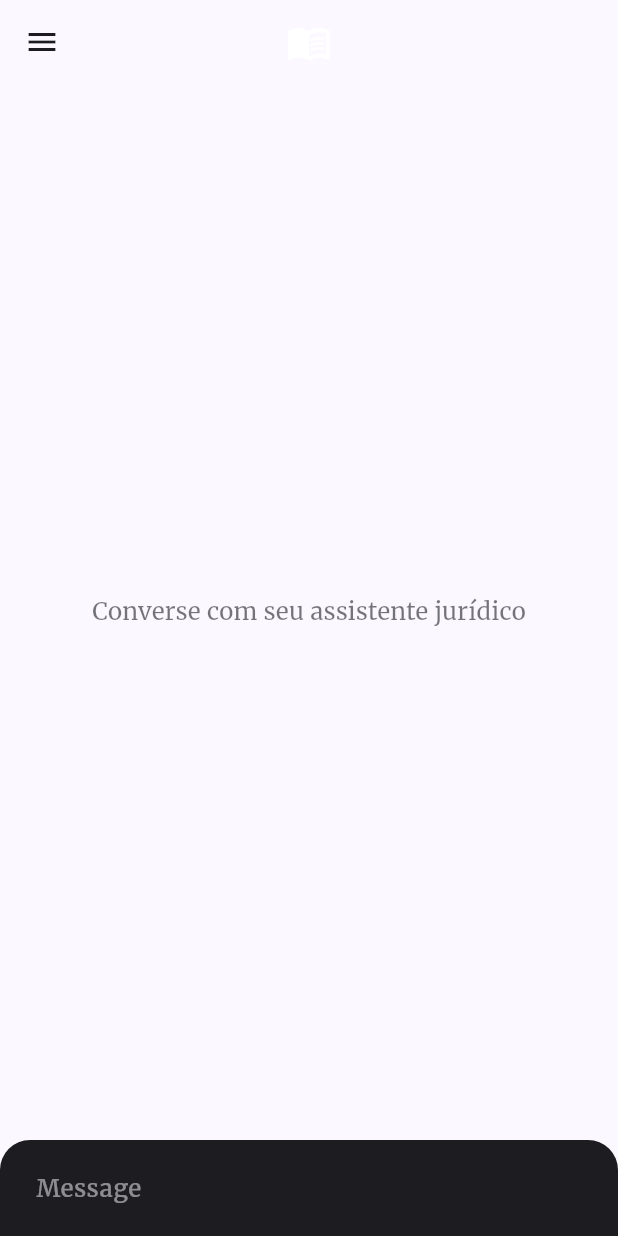
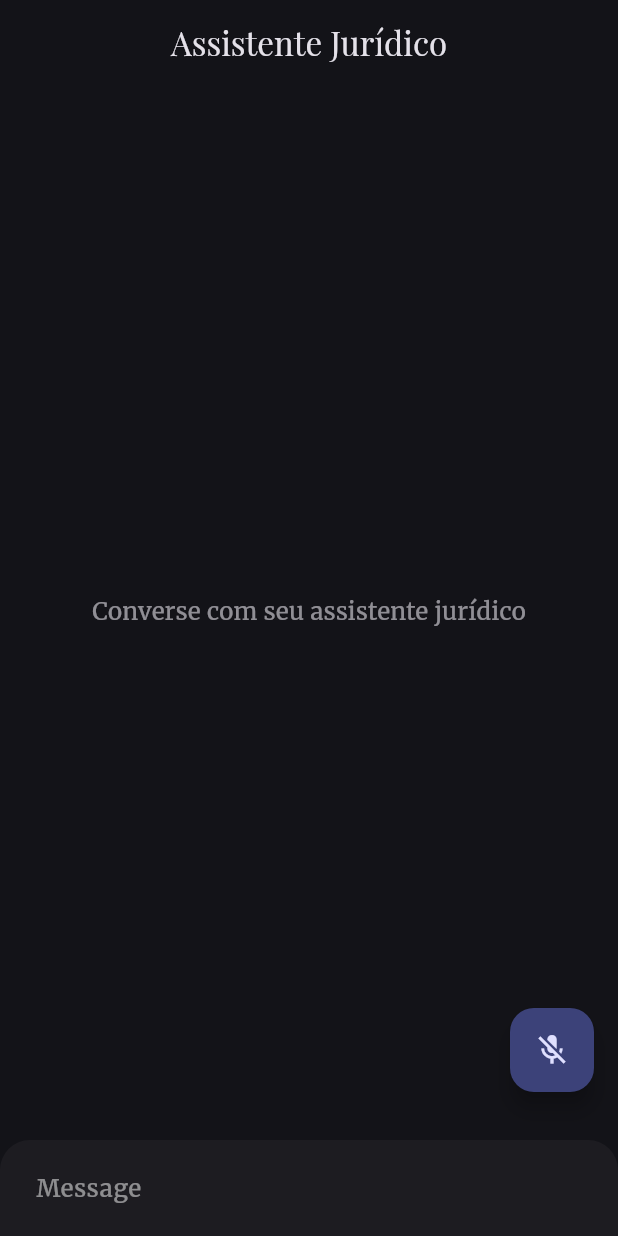
Before and after one commit to edgargavioli/aplicativo_juridico, a Flutter app: the screen it shows after launch, on a phone screen of 412 x 824 dp. Run offline on Flutter 3.47's test engine with Material 3 defaults, Android fonts, the phone set to English and light mode, and no system bars; our stand-ins replace flutter_chat_types, flutter_chat_ui, flutter_dotenv, flutter_tts, google_fonts, google_generative_ai and 1 more.

Commit message:
adiciona o resto

```diff
--- a/lib/main.dart
+++ b/lib/main.dart
@@ -1,4 +1,3 @@
-import 'package:assistente_juridico/presentation/archiveexplication.dart';
 import 'package:assistente_juridico/presentation/homepage.dart';
 import 'package:flutter/material.dart';
 import 'util.dart';
@@ -13,7 +12,6 @@ class MyApp extends StatelessWidget {
 
   @override
   Widget build(BuildContext context) {
-    final brightness = View.of(context).platformDispatcher.platformBrightness;
     TextTheme textTheme = createTextTheme(
       context,
       "Merriweather",
@@ -24,12 +22,9 @@ class MyApp extends StatelessWidget {
     return MaterialApp(
       title: 'Assistente Juridico',
       debugShowCheckedModeBanner: false,
-      theme: brightness == Brightness.light ? theme.light() : theme.dark(),
+      theme: theme.dark(),
       initialRoute: '/',
-      routes: {
-        '/': (context) => const HomePage(),
-        '/scan': (context) => ArchiveExplicationScreen(),
-      },
+      routes: {'/': (context) => const HomePage()},
     );
   }
 }
--- a/lib/presentation/homepage.dart
+++ b/lib/presentation/homepage.dart
@@ -2,6 +2,9 @@ import 'package:assistente_juridico/service/getGeminiMessage.dart';
 import 'package:flutter/material.dart';
 import 'package:flutter_chat_ui/flutter_chat_ui.dart';
 import 'package:flutter_chat_types/flutter_chat_types.dart' as types;
+import 'package:speech_to_text/speech_recognition_result.dart';
+import 'package:speech_to_text/speech_to_text.dart';
+import 'package:flutter_tts/flutter_tts.dart';
 
 class HomePage extends StatefulWidget {
   const HomePage({super.key});
@@ -15,14 +18,76 @@ class _HomePageState extends State<HomePage> {
   final TextEditingController _controller = TextEditingController();
   final types.User _user = types.User(id: 'user');
   final types.User _bot = types.User(id: 'bot');
+  final SpeechToText _speech = SpeechToText();
+  final FlutterTts _flutterTts = FlutterTts();
+  bool _isSpeaking = false;
+  String _text = '';
+
+  @override
+  void initState() {
+    super.initState();
+    _initSpeech();
+    _initTts();
+  }
+
+  void _initSpeech() async {
+    await _speech.initialize();
+    setState(() {});
+  }
+
+  void _initTts() {
+    _flutterTts.setLanguage("pt-BR");
+    _flutterTts.setSpeechRate(1.5);
+    _flutterTts.setPitch(1.0);
+  }
+
+  void _readMessage(String text) async {
+    setState(() {
+      _isSpeaking = true;
+    });
+
+    await _flutterTts.speak(text);
+
+    _flutterTts.setCompletionHandler(() {
+      setState(() {
+        _isSpeaking = false;
+      });
+    });
+  }
+
+  void _stopTts() async {
+    await _flutterTts.stop();
+    setState(() {
+      _isSpeaking = false;
+    });
+  }
+
+  void _startListening() async {
+    await _speech.listen(onResult: _onSpeechResult, localeId: 'pt-BR');
+    setState(() {});
+  }
+
+  void _stopListening() async {
+    await _speech.stop();
+    setState(() {
+      _controller.text = _text;
+      _controller.selection = TextSelection.fromPosition(
+        TextPosition(offset: _controller.text.length),
+      );
+    });
+  }
+
+  void _onSpeechResult(SpeechRecognitionResult result) {
+    setState(() {
+      _text = result.recognizedWords;
+    });
+  }
 
   void _sendMessage(String text) async {
     setState(() {
       _messages.add(
         types.TextMessage(
-          id:
-              DateTime.now().millisecondsSinceEpoch.toString() +
-              (1000 + (1000 * (1 + _messages.length))).toString(),
+          id: DateTime.now().millisecondsSinceEpoch.toString(),
           author: _user,
           createdAt: DateTime.now().millisecondsSinceEpoch,
           text: text,
@@ -35,9 +100,7 @@ class _HomePageState extends State<HomePage> {
     setState(() {
       _messages.add(
         types.TextMessage(
-          id:
-              DateTime.now().millisecondsSinceEpoch.toString() +
-              (1000 + (1000 * (1 + _messages.length))).toString(),
+          id: DateTime.now().millisecondsSinceEpoch.toString(),
           author: _bot,
           createdAt: DateTime.now().millisecondsSinceEpoch,
           text: botResponse ?? 'Erro ao obter resposta',
@@ -53,69 +116,7 @@ class _HomePageState extends State<HomePage> {
     return Scaffold(
       appBar: AppBar(
         centerTitle: true,
-        title: Builder(
-          builder:
-              (context) => Icon(
-                Icons.menu_book,
-                size: 30,
-                color: Theme.of(context).colorScheme.onPrimary,
-              ),
-        ),
-        leading: Builder(
-          builder:
-              (context) => IconButton(
-                icon: const Icon(Icons.menu),
-                onPressed: () {
-                  Scaffold.of(context).openDrawer();
-                },
-              ),
-        ),
-      ),
-      drawer: Drawer(
-        child: ListView(
-          children: [
-            DrawerHeader(
-              decoration: BoxDecoration(
-                color: Theme.of(context).colorScheme.primary,
-              ),
-              child: Column(
-                crossAxisAlignment: CrossAxisAlignment.start,
-                children: [
-                  const Text(
-                    'Assistente Juridico',
-                    style: TextStyle(
-                      color: Colors.white,
-                      fontSize: 24,
-                      fontWeight: FontWeight.bold,
-                    ),
-                  ),
-                  const SizedBox(height: 10),
-                  Text(
-                    'Versão 1.0.0',
-                    style: TextStyle(
-                      color: Colors.white.withOpacity(0.7),
-                      fontSize: 16,
-                    ),
-                  ),
-                ],
-              ),
-            ),
-            ListTile(
-              leading: const Icon(Icons.home),
-              title: const Text('Home'),
-              onTap: () {
-                Navigator.pushNamed(context, '/');
-              },
-            ),
-            ListTile(
-              leading: const Icon(Icons.document_scanner),
-              title: const Text('Escanear Documento'),
-              onTap: () {
-                Navigator.pushNamed(context, '/scan');
-              },
-            ),
-          ],
-        ),
+        title: const Text("Assistente Jurídico"),
       ),
       body: Column(
         children: [
@@ -141,13 +142,40 @@ class _HomePageState extends State<HomePage> {
                 ),
               ),
               messages: _messages.reversed.toList(),
+              onMessageTap: (context, message) {
+                if (message is types.TextMessage) {
+                  _readMessage(message.text);
+                }
+              },
               onSendPressed: (message) => {_sendMessage(message.text)},
               user: _user,
-              inputOptions: InputOptions(textEditingController: _controller),
+              inputOptions: InputOptions(
+                textEditingController: _controller,
+                sendButtonVisibilityMode: SendButtonVisibilityMode.always,
+              ),
             ),
           ),
         ],
       ),
+      floatingActionButton: Padding(
+        padding: const EdgeInsets.only(bottom: 80.0),
+        child:
+            _isSpeaking
+                ? FloatingActionButton(
+                  onPressed: _stopTts,
+                  tooltip: 'Parar fala',
+                  backgroundColor: Theme.of(context).colorScheme.errorContainer,
+                  child: const Icon(Icons.stop),
+                )
+                : FloatingActionButton(
+                  onPressed:
+                      _speech.isNotListening ? _startListening : _stopListening,
+                  tooltip: 'Pressione para falar',
+                  child: Icon(
+                    _speech.isNotListening ? Icons.mic_off : Icons.mic,
+                  ),
+                ),
+      ),
     );
   }
 }
--- a/pubspec.yaml
+++ b/pubspec.yaml
@@ -35,13 +35,12 @@ dependencies:
   # Use with the CupertinoIcons class for iOS style icons.
   cupertino_icons: ^1.0.8
   google_fonts: ^6.2.1
-  google_ml_kit: ^0.20.0
   flutter_chat_ui: ^1.6.15
   flutter_chat_types: ^3.6.2
   google_generative_ai: ^0.4.7
-  http: ^1.3.0
   flutter_dotenv: ^5.2.1
-  file_picker: ^10.1.2
+  speech_to_text: ^7.0.0
+  flutter_tts: ^4.2.2
 
 dev_dependencies:
   flutter_test:
```
Also changed, not shown: lib/presentation/archiveexplication.dart (deleted, +0 -196 lines), lib/service/getGeminiArchive.dart (deleted, +0 -45 lines), pubspec.lock, 8 other files.
